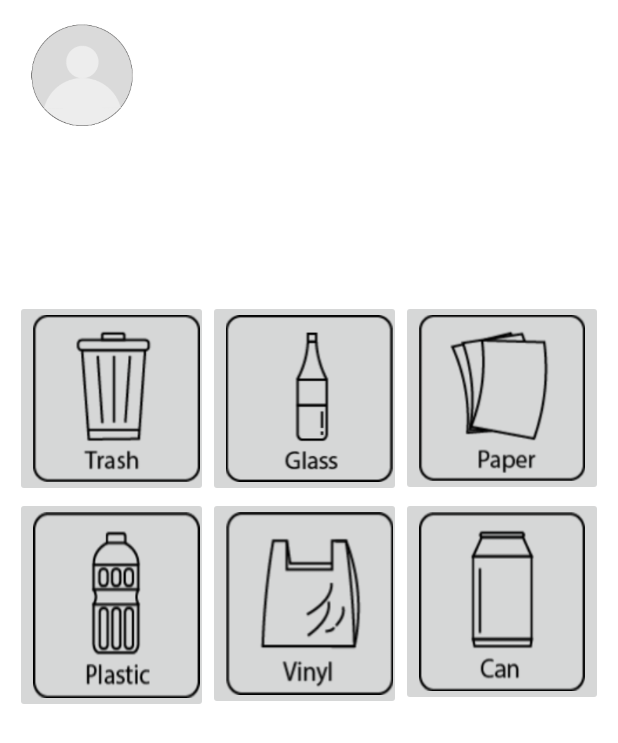
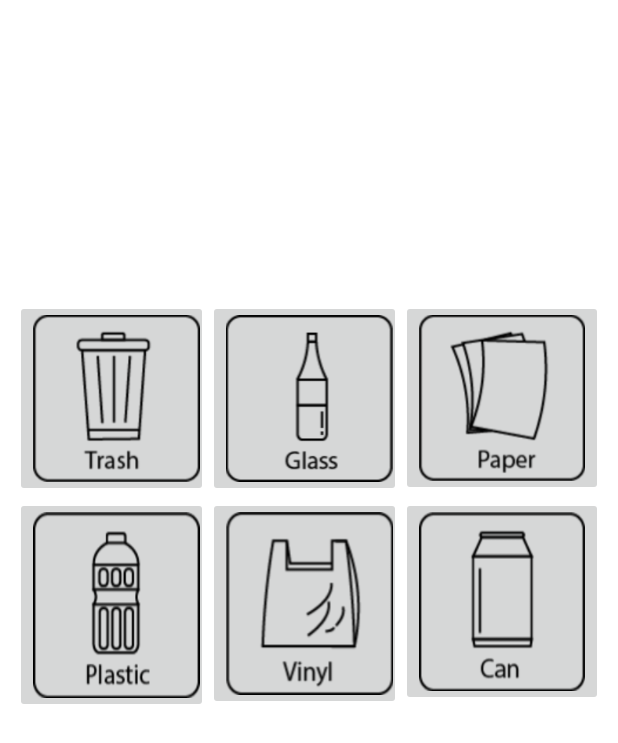
Before and after one commit to cAhyoung/shipda_bingo, an Android app: the layout fragment_home.xml on its own in the app's theme, with its tools: preview values and no code run, on a phone screen of 412 x 824 dp. Shown: the top 743 px of the screen. Run offline under Robolectric (Android 15) with nearby library versions, the light colour scheme and no system bars.

Commit message:
editing some view and xml file

```diff
--- a/app/src/main/res/layout/fragment_home.xml
+++ b/app/src/main/res/layout/fragment_home.xml
@@ -4,7 +4,8 @@
     android:layout_width="match_parent"
     android:layout_height="match_parent"
     xmlns:tools="http://schemas.android.com/tools"
-    android:orientation="vertical">
+    android:orientation="vertical"
+    android:visibility="visible">
 
     <ScrollView
         android:layout_width="match_parent"
@@ -18,45 +19,14 @@
             android:layout_height="wrap_content"
             android:orientation="vertical">
 
-            <!-- mini profile -->
+            <!-- manbo -->
             <LinearLayout
                 android:layout_width="match_parent"
                 android:layout_height="100dp"
                 android:layout_weight="1"
                 android:orientation="horizontal">
 
-                <ImageView
-                    android:id="@+id/imgViewProfile"
-                    android:layout_width="110dp"
-                    android:layout_height="match_parent"
-                    android:padding="16dp"
-                    android:src = "@drawable/person"/>
 
-                <LinearLayout
-                    android:layout_width="match_parent"
-                    android:layout_height="match_parent"
-                    android:orientation="vertical">
-
-                    <TextView
-                        android:id="@+id/txtViewNick"
-                        android:layout_width="match_parent"
-                        android:layout_height="match_parent"
-                        android:layout_weight="1"
-                        android:text="~님" />
-
-                    <TextView
-                        android:id="@+id/txtViewRnd"
-                        android:layout_width="match_parent"
-                        android:layout_height="match_parent"
-                        android:layout_weight="1" />
-
-                    <androidx.viewpager2.widget.ViewPager2
-                        android:id="@+id/adView"
-                        android:layout_width="match_parent"
-                        android:layout_height="match_parent" />
-
-
-                </LinearLayout>
 
 
             </LinearLayout>
@@ -67,6 +37,11 @@
                 android:layout_height="100dp"
                 android:layout_weight="1"
                 android:orientation="horizontal">
+
+                <androidx.viewpager2.widget.ViewPager2
+                    android:id="@+id/adView"
+                    android:layout_width="match_parent"
+                    android:layout_height="match_parent" />
 
 
             </LinearLayout>
```
Also changed, not shown: app/src/main/java/com/example/happypig/home/HomeFragment.kt (+2 -13 lines), app/src/main/res/values/strings.xml (+0 -10 lines).
